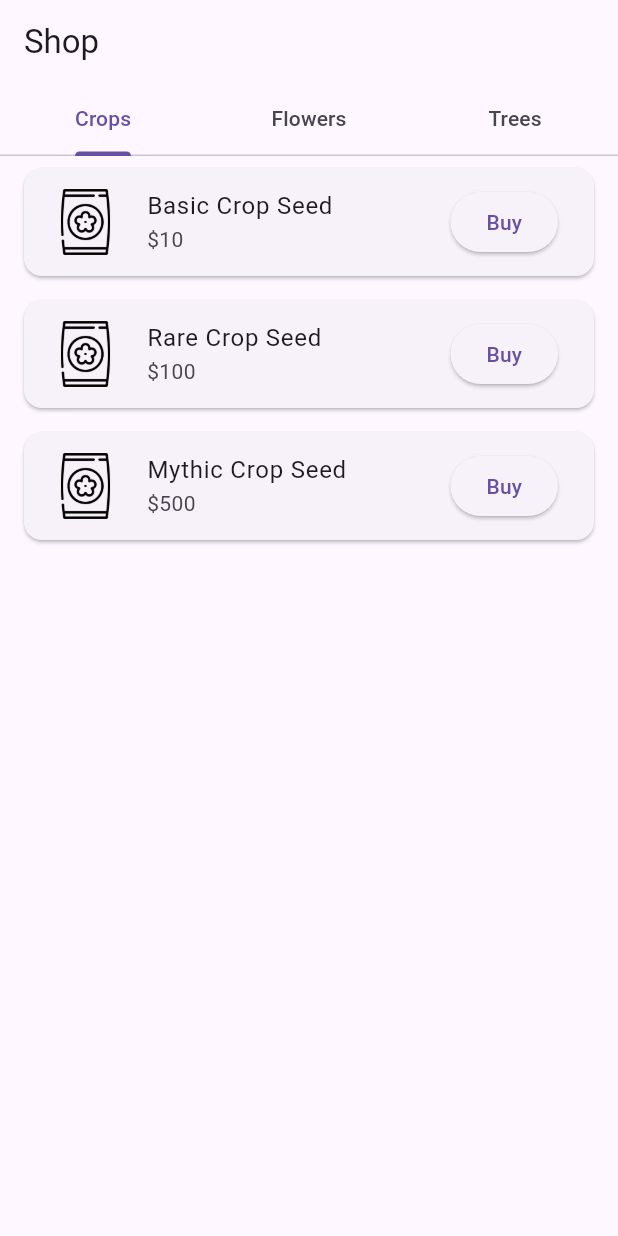
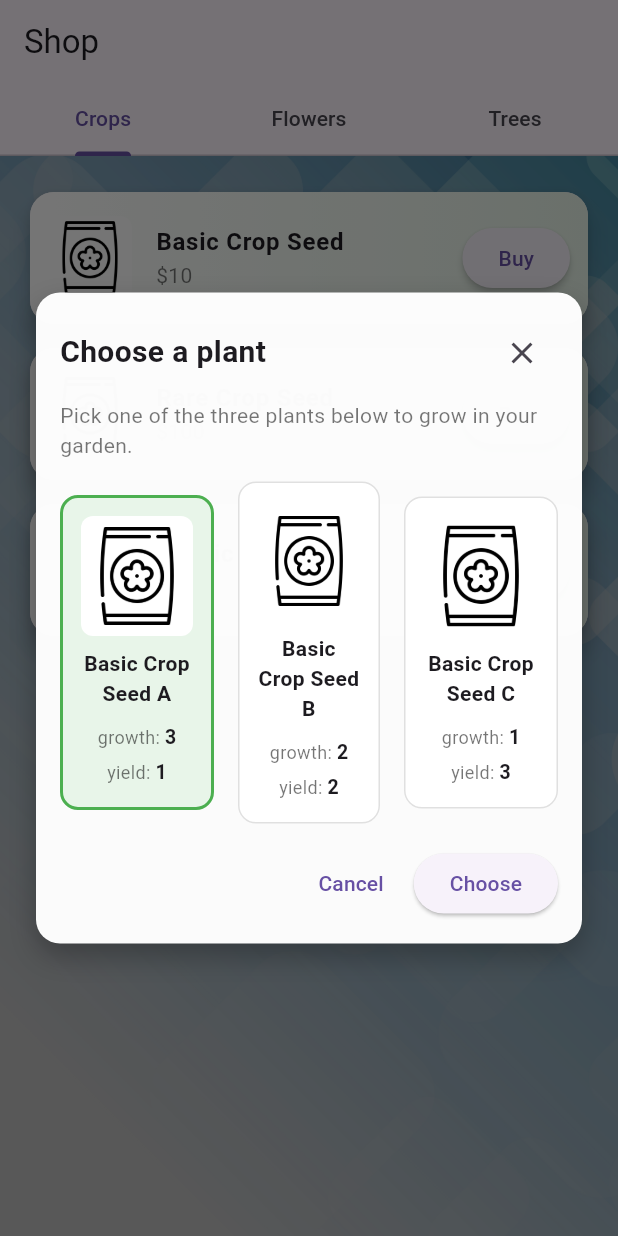
Before and after one commit to phoenixrgarcia/plant_game, a Flutter app: the ShopScreen screen opened directly, after a tap on "Buy", on a phone screen of 412 x 824 dp. Run offline on Flutter 3.47's test engine with Material 3 defaults, Android fonts, the light colour scheme and no system bars; our stand-ins replace flutter_riverpod, hive, hive_flutter; missing offline and left inert: flame, pair; accounts and stored records are empty.

Commit message:
updating shop

```diff
--- /dev/null
+++ b/lib/screens/seed_pick_overlay.dart
@@ -0,0 +1,172 @@
+import 'package:flutter/material.dart';
+
+/// A simple, stylized dialog that shows up to three plant options for the
+/// player to pick from. Each option is a Map<String, dynamic> with keys:
+/// - name: String
+/// - image: String (asset path)
+/// - stats: Map<String, dynamic>
+///
+/// Call `showSeedPickOverlay` to display it. The caller is responsible for
+/// providing the generated options and handling the chosen plant in
+/// `onSelected`.
+
+Future<void> showSeedPickOverlay(
+  BuildContext context, {
+  required List<Map<String, dynamic>> options,
+  required void Function(Map<String, dynamic> chosen) onSelected,
+}) {
+  // Ensure we have exactly 3 visual slots (fill with placeholders if needed)
+  final filled = List<Map<String, dynamic>>.from(options);
+  while (filled.length < 3) {
+    filled.add({
+      'name': 'Unknown Seed',
+      'image': 'assets/images/flower-seed.png',
+      'stats': {'growth': 0, 'yield': 0}
+    });
+  }
+
+  return showDialog(
+    context: context,
+    barrierDismissible: true,
+    builder: (ctx) => Dialog(
+      backgroundColor: Colors.transparent,
+      insetPadding: const EdgeInsets.symmetric(horizontal: 24, vertical: 24),
+      child: SeedPickDialog(options: filled.take(3).toList(), onSelected: onSelected),
+    ),
+  );
+}
+
+class SeedPickDialog extends StatefulWidget {
+  final List<Map<String, dynamic>> options;
+  final void Function(Map<String, dynamic>) onSelected;
+
+  const SeedPickDialog({super.key, required this.options, required this.onSelected});
+
+  @override
+  State<SeedPickDialog> createState() => _SeedPickDialogState();
+}
+
+class _SeedPickDialogState extends State<SeedPickDialog> {
+  int _selected = 0;
+
+  @override
+  Widget build(BuildContext context) {
+    final width = MediaQuery.of(context).size.width;
+    final dialogWidth = width > 800 ? 700.0 : width * 0.92;
+
+    return Center(
+      child: Container(
+        width: dialogWidth,
+        padding: const EdgeInsets.all(16),
+        decoration: BoxDecoration(
+          color: Colors.white.withOpacity(0.98),
+          borderRadius: BorderRadius.circular(16),
+          boxShadow: [BoxShadow(color: Colors.black26, blurRadius: 16, offset: Offset(0, 8))],
+        ),
+        child: Column(
+          mainAxisSize: MainAxisSize.min,
+          children: [
+            Row(
+              children: [
+                const Expanded(
+                  child: Text('Choose a plant', style: TextStyle(fontSize: 20, fontWeight: FontWeight.w700)),
+                ),
+                IconButton(
+                  icon: const Icon(Icons.close),
+                  onPressed: () => Navigator.of(context).pop(),
+                )
+              ],
+            ),
+            const SizedBox(height: 8),
+            Text('Pick one of the three plants below to grow in your garden.', style: TextStyle(color: Colors.black54)),
+            const SizedBox(height: 14),
+
+            // Options row
+            Row(
+              children: List.generate(3, (i) {
+                final item = widget.options[i];
+                final isSelected = i == _selected;
+                return Expanded(
+                  child: Padding(
+                    padding: EdgeInsets.only(left: i == 0 ? 0 : 8, right: i == 2 ? 0 : 8),
+                    child: GestureDetector(
+                      onTap: () => setState(() => _selected = i),
+                      child: AnimatedContainer(
+                        duration: const Duration(milliseconds: 220),
+                        padding: const EdgeInsets.all(12),
+                        decoration: BoxDecoration(
+                          color: isSelected ? Colors.green.shade50 : Colors.white,
+                          borderRadius: BorderRadius.circular(12),
+                          border: Border.all(color: isSelected ? Colors.green : Colors.black12, width: isSelected ? 2 : 1),
+                        ),
+                        child: Column(
+                          children: [
+                            Container(
+                              width: 80,
+                              height: 80,
+                              decoration: BoxDecoration(
+                                image: DecorationImage(image: AssetImage(item['image']), fit: BoxFit.contain),
+                                borderRadius: BorderRadius.circular(8),
+                                color: Colors.white,
+                              ),
+                            ),
+                            const SizedBox(height: 8),
+                            Text(item['name'], textAlign: TextAlign.center, style: TextStyle(fontWeight: FontWeight.w600)),
+                            const SizedBox(height: 8),
+                            // stats
+                            _StatsList(stats: item['stats'] as Map<String, dynamic>),
+                          ],
+                        ),
+                      ),
+                    ),
+                  ),
+                );
+              }),
+            ),
+
+            const SizedBox(height: 16),
+            Row(
+              mainAxisAlignment: MainAxisAlignment.end,
+              children: [
+                TextButton(onPressed: () => Navigator.of(context).pop(), child: const Text('Cancel')),
+                const SizedBox(width: 8),
+                ElevatedButton(
+                  onPressed: () {
+                    final chosen = widget.options[_selected];
+                    widget.onSelected(chosen);
+                    Navigator.of(context).pop();
+                  },
+                  child: const Text('Choose'),
+                ),
+              ],
+            )
+          ],
+        ),
+      ),
+    );
+  }
+}
+
+class _StatsList extends StatelessWidget {
+  final Map<String, dynamic> stats;
+  const _StatsList({required this.stats});
+
+  @override
+  Widget build(BuildContext context) {
+    final entries = stats.entries.toList();
+    return Column(
+      children: entries.map((e) {
+        return Padding(
+          padding: const EdgeInsets.symmetric(vertical: 2),
+          child: Row(
+            mainAxisAlignment: MainAxisAlignment.center,
+            children: [
+              Text('${e.key}: ', style: const TextStyle(fontSize: 12, color: Colors.black54)),
+              Text('${e.value}', style: const TextStyle(fontSize: 13, fontWeight: FontWeight.w600)),
+            ],
+          ),
+        );
+      }).toList(),
+    );
+  }
+}
--- a/lib/screens/shop_screen.dart
+++ b/lib/screens/shop_screen.dart
@@ -1,4 +1,5 @@
 import 'package:flutter/material.dart';
+import 'seed_pick_overlay.dart';
 
 // This screen is a flutter widget instead of a flame component.
 // It displays a shop with different categories of items.
@@ -34,40 +35,164 @@ class ShopScreen extends StatelessWidget {
   }
 }
 
-class ShopTab extends StatelessWidget {
+class ShopTab extends StatefulWidget {
   final String category;
-
   const ShopTab({super.key, required this.category});
 
   @override
+  State<ShopTab> createState() => _ShopTabState();
+}
+
+class _ShopTabState extends State<ShopTab> with SingleTickerProviderStateMixin {
+  late final AnimationController _ctrl;
+  late final Animation<double> _globalFade;
+  final Duration _stagger = const Duration(milliseconds: 120);
+
+  final items = <Map<String, dynamic>>[]; // fill in from your getItemsForCategory
+
+  @override
+  void initState() {
+    super.initState();
+    // copy items from your getItemsForCategory(widget.category)
+    items.addAll(getItemsForCategory(widget.category));
+
+    _ctrl = AnimationController(vsync: this, duration: Duration(milliseconds: 400 + items.length * 120));
+    _globalFade = CurvedAnimation(parent: _ctrl, curve: Curves.easeOut);
+    _ctrl.forward();
+  }
+
+  @override
+  void dispose() {
+    _ctrl.dispose();
+    super.dispose();
+  }
+
+  @override
   Widget build(BuildContext context) {
-    final List<Map<String, dynamic>> items = getItemsForCategory(category);
+    return Stack(
+      children: [
+        // Background image
+        Positioned.fill(
+          child: Image.asset(
+            'assets/images/blue_background.jpg', // pick a background you have
+            fit: BoxFit.cover,
+            color: Colors.black.withOpacity(0.25),
+            colorBlendMode: BlendMode.darken,
+          ),
+        ),
+        FadeTransition(
+          opacity: _globalFade,
+          child: ListView.builder(
+            padding: const EdgeInsets.symmetric(vertical: 16),
+            itemCount: items.length,
+            itemBuilder: (context, i) {
+              final item = items[i];
+              // create staggered animation intervals
+              final start = (i * _stagger.inMilliseconds) / _ctrl.duration!.inMilliseconds;
+              final end = ((i * _stagger.inMilliseconds) + 400) / _ctrl.duration!.inMilliseconds;
+              final animation = CurvedAnimation(
+                parent: _ctrl,
+                curve: Interval(start.clamp(0.0, 1.0), end.clamp(0.0, 1.0), curve: Curves.easeOut),
+              );
 
-    return ListView.builder(
-      itemCount: items.length,
-      itemBuilder: (context, index) {
-        final item = items[index];
-        return Card(
-          margin: const EdgeInsets.symmetric(horizontal: 16, vertical: 8),
-          child: ListTile(
-            leading: Image.asset(item["image"], width: 50, height: 50),
-            title: Text(item["name"]),
-            subtitle: Text("\$${item["price"]}"),
-            trailing: ElevatedButton(
-              onPressed: () {
+              return AnimatedBuilder(
+                animation: animation,
+                builder: (context, child) {
+                  final t = animation.value;
+                  return Opacity(
+                    opacity: t,
+                    child: Transform.translate(
+                      offset: Offset(0, (1 - t) * 16),
+                      child: child,
+                    ),
+                  );
+                },
+                child: Padding(
+                  padding: const EdgeInsets.symmetric(horizontal: 20, vertical: 8),
+                  child: _ShopItemCard(
+                    name: item['name'],
+                    price: item['price'],
+                    image: item['image'],
+                    onBuy: () {
+                      // Construct three generated options (replace with your generator)
+                      final generated = [
+                        {
+                          'name': '${item['name']} A',
+                          'image': item['image'],
+                          'stats': {'growth': 3, 'yield': 1}
+                        },
+                        {
+                          'name': '${item['name']} B',
+                          'image': item['image'],
+                          'stats': {'growth': 2, 'yield': 2}
+                        },
+                        {
+                          'name': '${item['name']} C',
+                          'image': item['image'],
+                          'stats': {'growth': 1, 'yield': 3}
+                        },
+                      ];
 
-              },
-              child: const Text("Buy"),
-            ),
+                      showSeedPickOverlay(context, options: generated, onSelected: (chosen) {
+                        // TODO: integrate with game_state_manager to apply purchase
+                        ScaffoldMessenger.of(context).showSnackBar(
+                          SnackBar(content: Text('Selected ${chosen['name']}')),
+                        );
+                      });
+                    },
+                  ),
+                ),
+              );
+            },
           ),
-        );
-      },
+        ),
+      ],
     );
   }
 }
 
-/// TODO: eventually, these will have to be replaced with something like ShopEntry. This will allow the shop price to increase every time. This will also allow the rarities of specific plants to change as well.
-/// Function to return items based on the category
+class _ShopItemCard extends StatelessWidget {
+  final String name;
+  final int price;
+  final String image;
+  final VoidCallback onBuy;
+  const _ShopItemCard({required this.name, required this.price, required this.image, required this.onBuy});
+
+  @override
+  Widget build(BuildContext context) {
+    return Material(
+      elevation: 6,
+      borderRadius: BorderRadius.circular(16),
+      child: Container(
+        decoration: BoxDecoration(
+          gradient: LinearGradient(colors: [Colors.white, Colors.green.shade50]),
+          borderRadius: BorderRadius.circular(16),
+        ),
+        child: ListTile(
+          contentPadding: const EdgeInsets.symmetric(horizontal: 12, vertical: 8),
+          leading: Container(
+            width: 56,
+            height: 56,
+            decoration: BoxDecoration(
+              image: DecorationImage(image: AssetImage(image), fit: BoxFit.contain),
+              borderRadius: BorderRadius.circular(8),
+              color: Colors.white.withOpacity(0.8),
+            ),
+          ),
+          title: Text(name, style: const TextStyle(fontWeight: FontWeight.bold)),
+          subtitle: Text('\$${price}', style: const TextStyle(color: Colors.black54)),
+          trailing: ElevatedButton(
+            style: ElevatedButton.styleFrom(shape: const StadiumBorder(), elevation: 2),
+            onPressed: onBuy,
+            child: const Text('Buy'),
+          ),
+        ),
+      ),
+    );
+  }
+}
+
+// Copy your getItemsForCategory into this file or import it.
 List<Map<String, dynamic>> getItemsForCategory(String category) {
   switch (category) {
     case "Crops":
```
